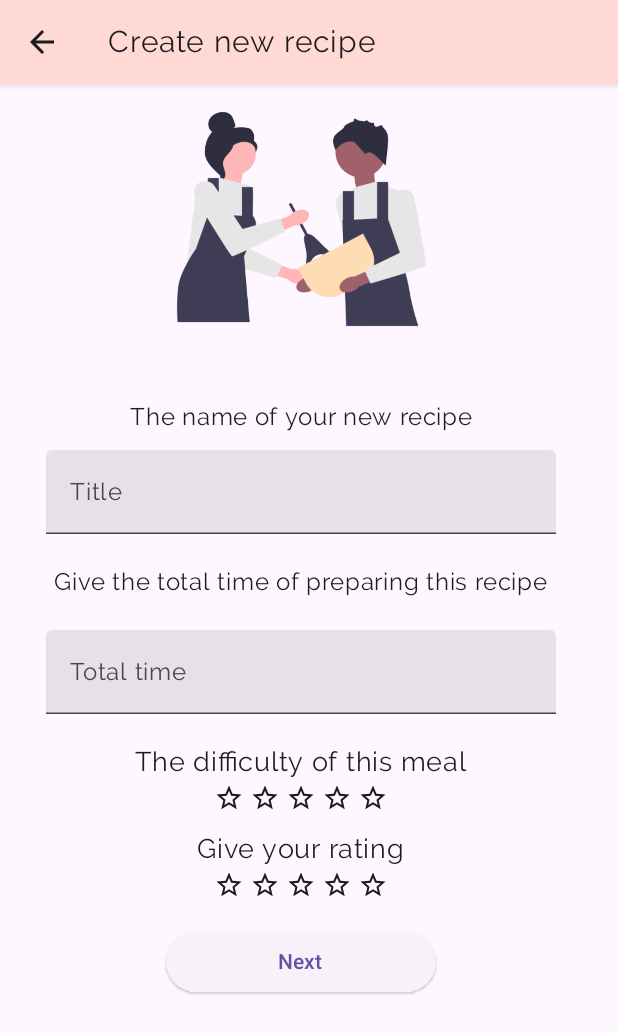
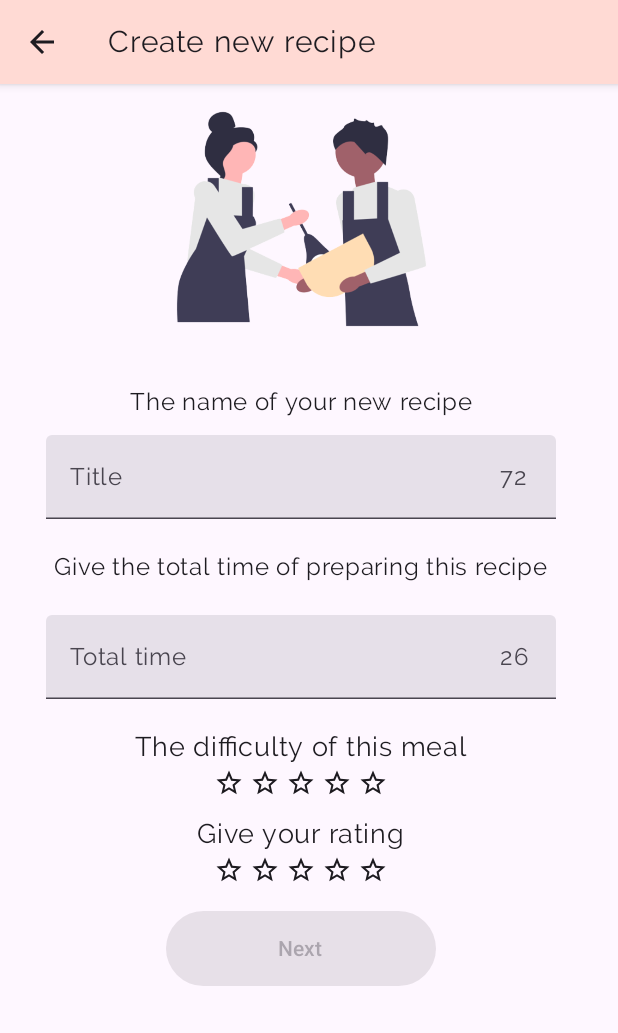
Before and after one commit to milkowska/MealBay, an Android app built with Jetpack Compose: the CreateRecipeScreen screen opened through its navigation route, on a phone screen of 412 x 824 dp. Shown: the top 1033 px of the screen. Run offline under Robolectric (Android 15) with nearby library versions, the phone set to English and light mode, and no system bars; our stand-ins replace Dagger/Hilt's generated code, Firebase (no records; nobody signed in at launch, a user with empty details on screens opened directly).

Commit message:
corrected create recipe screen, refactored code

```diff
--- a/app/src/main/java/uk/ac/aber/dcs/cs39440/mealbay/ui/explore/CreateRecipeScreen.kt
+++ b/app/src/main/java/uk/ac/aber/dcs/cs39440/mealbay/ui/explore/CreateRecipeScreen.kt
@@ -44,9 +44,13 @@ fun CreateRecipeScreen(
     var difficulty by remember { mutableStateOf(0) }
     var rating by remember { mutableStateOf(0) }
 
+    val isButtonEnabled by remember { derivedStateOf { recipeName.isNotEmpty() && totalTime.isNotEmpty() && difficulty > 0 && rating > 0 } }
+
     var isErrorInTextField by remember {
         mutableStateOf(false)
     }
+    val maxChars = 26
+    val maxCharsLonger = 72
 
     Scaffold(
         topBar = {
@@ -74,13 +78,15 @@ fun CreateRecipeScreen(
             horizontalAlignment = Alignment.CenterHorizontally,
             verticalArrangement = Arrangement.SpaceEvenly
         ) {
-            Spacer(modifier = Modifier.height(20.dp))
+
+            Spacer(modifier = Modifier.height(30.dp))
+
             Image(
                 painter = painterResource(id = R.drawable.peoplecooking),
                 contentDescription = stringResource(id = R.string.people_cooking),
                 modifier = Modifier
-                    .height(220.dp)
-                    .padding(20.dp),
+                    .height(200.dp)
+                    .padding(10.dp),
                 contentScale = ContentScale.FillHeight
             )
 
@@ -95,13 +101,21 @@ fun CreateRecipeScreen(
                     Text(text = stringResource(R.string.title))
                 },
                 onValueChange = {
-                    recipeName = it
-                    isErrorInTextField = recipeName.isEmpty()
+                    if (it.length <= maxCharsLonger) {
+                        recipeName = it
+                        isErrorInTextField = recipeName.isEmpty()
+                    }
                 },
                 modifier = Modifier.width(340.dp),
                 singleLine = true,
                 isError = isErrorInTextField,
-                )
+                trailingIcon = {
+                    Text(
+                        text = "${maxCharsLonger - recipeName.length}",
+                        modifier = Modifier.padding(end = 8.dp)
+                    )
+                }
+            )
 
             Text(
                 text = stringResource(R.string.total_time_of_new_recipe),
@@ -114,14 +128,22 @@ fun CreateRecipeScreen(
                     Text(text = stringResource(R.string.total_time))
                 },
                 onValueChange = {
-                    totalTime = it
-                    isErrorInTextField = totalTime.isEmpty()
+                    if (it.length <= maxChars) {
+                        totalTime = it
+                        isErrorInTextField = totalTime.isEmpty()
+                    }
                 },
                 modifier = Modifier.width(340.dp),
                 singleLine = true,
                 isError = isErrorInTextField,
+                trailingIcon = {
+                    Text(
+                        text = "${maxChars - totalTime.length}",
+                        modifier = Modifier.padding(end = 8.dp)
+                    )
+                }
+            )
 
-                )
             Spacer(modifier = Modifier.height(20.dp))
             Text(
                 text = stringResource(R.string.difficulty_of_new_recipe),
@@ -145,7 +167,6 @@ fun CreateRecipeScreen(
 
             ElevatedButton(
                 onClick = {
-                    //if enable then nav -> ingredfietns
 
                     dataViewModel.saveString(recipeName, NEW_RECIPE_TITLE)
                     dataViewModel.saveString(totalTime, NEW_RECIPE_TIME)
@@ -157,10 +178,12 @@ fun CreateRecipeScreen(
                     if (ratingInString != null) {
                         dataViewModel.saveString(ratingInString, NEW_RECIPE_RATING)
                     }
-
                     navController.navigate(Screen.Ingredients.route)
                 },
-                modifier = Modifier.width(180.dp)
+                enabled = isButtonEnabled,
+                modifier = Modifier
+                    .width(180.dp)
+                    .height(50.dp),
             ) {
                 Text(stringResource(R.string.next))
             }
@@ -168,7 +191,12 @@ fun CreateRecipeScreen(
     }
 }
 
-
+/**
+ * A custom RatingBar composable that displays a row of stars for rating selection.
+ *
+ * @param rating The current selected rating (1 to 5)
+ * @param onRatingChanged A callback function that will be invoked when the user changes the rating by clicking a star
+ */
 @Composable
 fun RatingBar(
     rating: Int,
@@ -187,43 +215,6 @@ fun RatingBar(
             )
         }
     }
-}
-
-@Composable
-private fun AddIngredientsScreen() {
-    TODO("Not yet implemented")
-}
-
-fun createRecipe(
-    category: String?,
-    difficulty: String?,
-    ingredients: List<String>,
-    photo: String?,
-    preparation: List<String>,
-    rating: String?,
-    title: String?,
-    totalTime: String?,
-    firestore: FirebaseFirestore
-) {
-    val recipe = Recipe(
-        category = category,
-        difficulty = difficulty,
-        ingredients = ingredients,
-        photo = photo,
-        preparation = preparation,
-        rating = rating,
-        title = title,
-        total_time = totalTime
-    )
-
-    firestore.collection("recipes")
-        .add(recipe)
-        .addOnSuccessListener { documentReference ->
-            Log.d(TAG, "Recipe document added with ID: ${documentReference.id}")
-        }
-        .addOnFailureListener { e ->
-            Log.w(TAG, "Error adding recipe document", e)
-        }
 }
 
 /**
```
Also changed, not shown: app/src/main/java/uk/ac/aber/dcs/cs39440/mealbay/ui/recipe_data/CategoryScreen.kt (+7 -3 lines).
